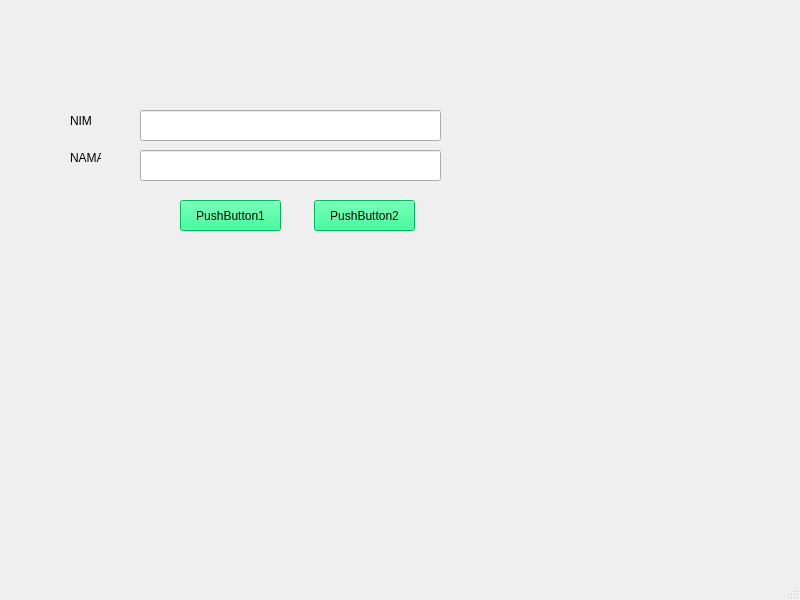
The window that pertemuan 4/Latihanqtdesigner.ui (malaaa1234/Program_Visual_3) describes before a commit, drawn with Qt 5.
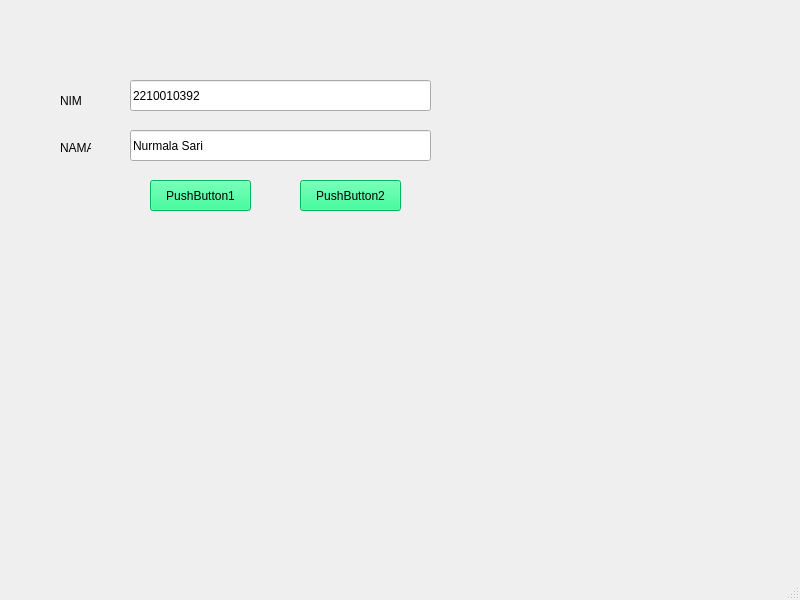
The same window after the commit.

What changed in the file:
```diff
--- a/pertemuan 4/Latihanqtdesigner.ui
+++ b/pertemuan 4/Latihanqtdesigner.ui
@@ -17,8 +17,8 @@
 <widget class="QLabel" name="label">
     <property name="geometry">
     <rect>
-    <x>70</x>
-    <y>110</y>
+      <x>60</x>
+      <y>90</y>
     <width>41</width>
     <height>21</height>
     </rect>
@@ -30,8 +30,8 @@
 <widget class="QLabel" name="label_2">
     <property name="geometry">
     <rect>
-    <x>70</x>
-    <y>150</y>
+      <x>60</x>
+      <y>140</y>
     <width>31</width>
     <height>16</height>
     </rect>
@@ -43,28 +43,34 @@
 <widget class="QLineEdit" name="lineEdit">
     <property name="geometry">
     <rect>
-    <x>140</x>
-    <y>110</y>
+      <x>130</x>
+      <y>80</y>
     <width>301</width>
     <height>31</height>
     </rect>
     </property>
+    <property name="text">
+     <string>2210010392</string>
+    </property>
 </widget>
 <widget class="QLineEdit" name="lineEdit_2">
     <property name="geometry">
     <rect>
-    <x>140</x>
-    <y>150</y>
+      <x>130</x>
+      <y>130</y>
     <width>301</width>
     <height>31</height>
     </rect>
     </property>
+    <property name="text">
+     <string>Nurmala Sari</string>
+    </property>
 </widget>
 <widget class="QPushButton" name="pushButton">
     <property name="geometry">
     <rect>
-    <x>180</x>
-    <y>200</y>
+      <x>150</x>
+      <y>180</y>
     <width>101</width>
     <height>31</height>
     </rect>
@@ -79,8 +85,8 @@
 <widget class="QPushButton" name="pushButton_2">
     <property name="geometry">
     <rect>
-    <x>314</x>
-    <y>200</y>
+      <x>300</x>
+      <y>180</y>
     <width>101</width>
     <height>31</height>
     </rect>
```
Lines whose indentation alone changed are shown as unchanged.
